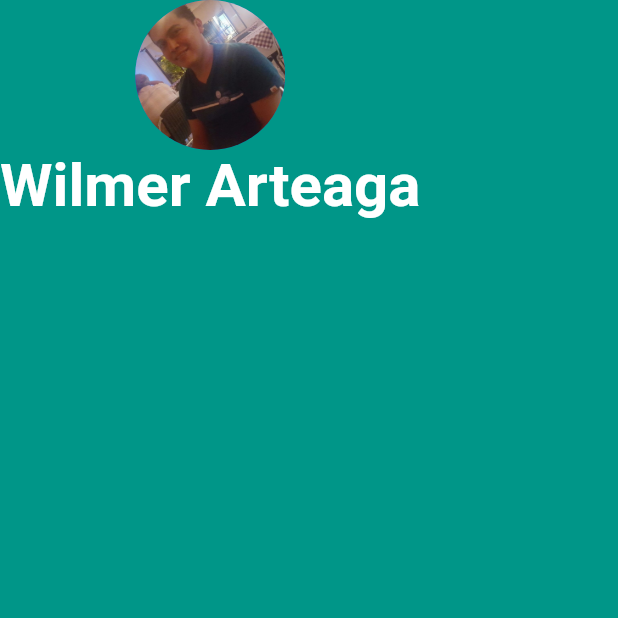
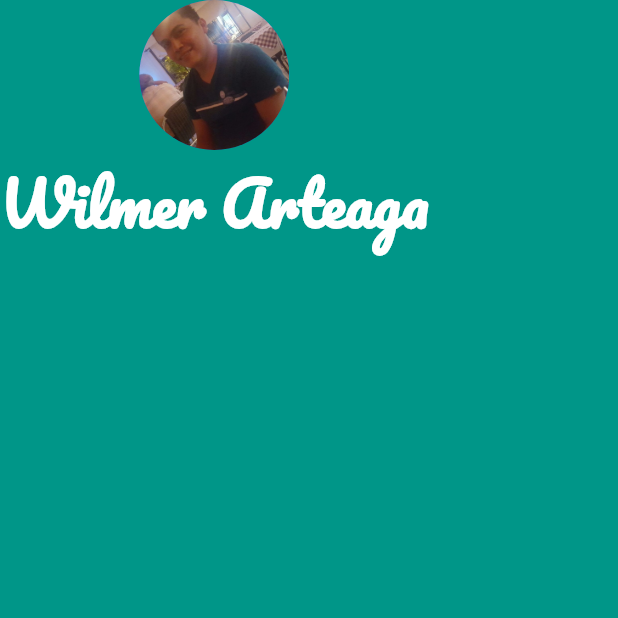
Before and after one commit to killerwilmer/appbrewery_flutter, a Flutter app: the screen it shows after launch, on a phone screen of 412 x 824 dp, the top half of it. Run offline on Flutter 3.47's test engine with Material 2 defaults, Android fonts, the phone set to English and light mode, and no system bars.

Commit message:
Use font in Text

```diff
--- a/mi_card_flutter/lib/main.dart
+++ b/mi_card_flutter/lib/main.dart
@@ -20,6 +20,7 @@ class MyApp extends StatelessWidget {
               Text(
                 'Wilmer Arteaga',
                 style: TextStyle(
+                  fontFamily: 'Pacifico',
                   fontSize: 40.0,
                   color: Colors.white,
                   fontWeight: FontWeight.bold,
```
